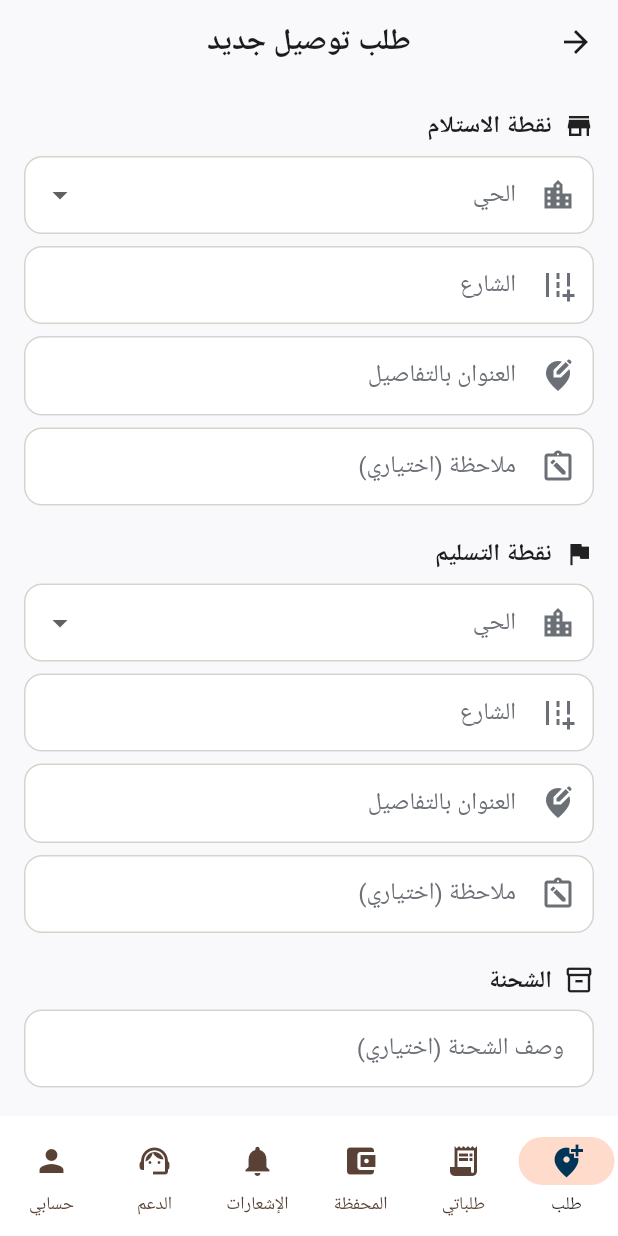
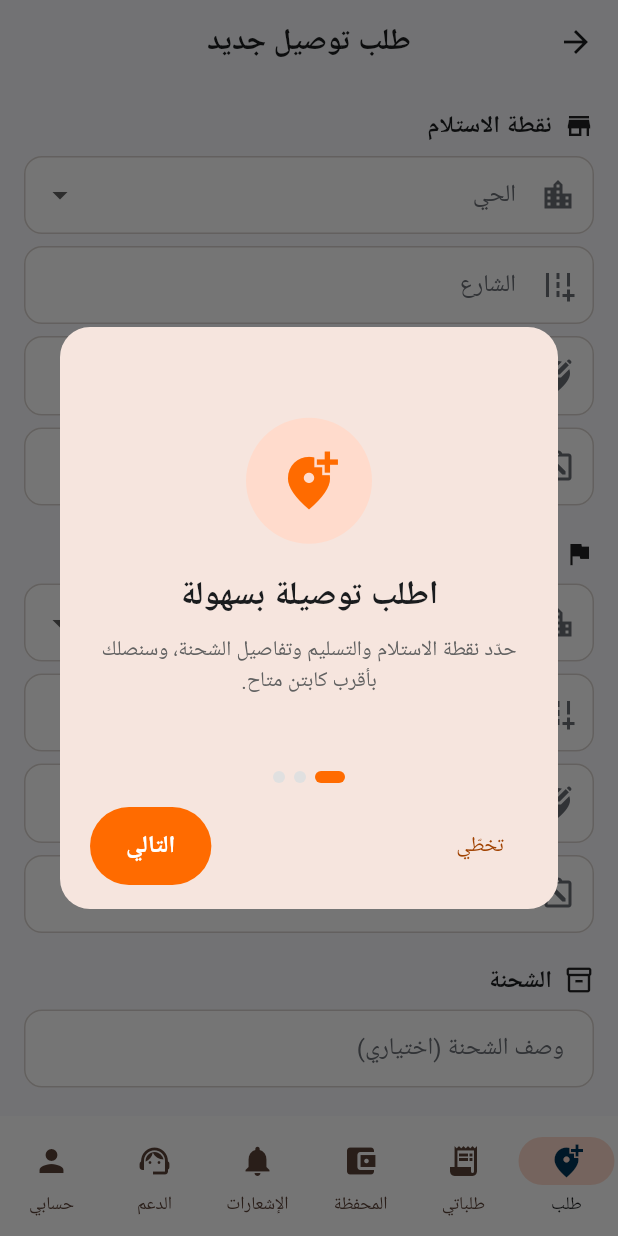
Before and after one commit to MohammedEmad333/Yalla, a Flutter app: the UserHome screen opened directly, on a phone screen of 412 x 824 dp. Run offline on Flutter 3.47's test engine with Material 3 defaults, Android fonts, the phone set to English and light mode, and no system bars; our stand-ins replace firebase_core, firebase_messaging, flutter_secure_storage, geolocator, google_fonts, image_picker and 1 more; accounts and stored records are empty; network calls fail; Roboto replaces fonts that are missing (Ibm Plex Sans Arabic).

Commit message:
feat(mobile): first-login feature walkthrough (Card 75)
Adds a versioned onboarding module shown once after a user's or captain's
first login. Each feature carries a version number and the highest seen
version is stored per-role on the device (via secure storage); first login
shows the full walkthrough, and after a release that adds higher-versioned
features only the new ones are shown — old features are not re-explained.
Hooked into UserHome and CaptainHome via a post-frame callback.

Co-Authored-By: Claude Opus 4.8 <noreply@anthropic.com>
Claude-Session: https://claude.ai/code/session_01CnQyox4rtMfh4mLU8rXfSf

```diff
--- a/mobile/lib/app/captain_home.dart
+++ b/mobile/lib/app/captain_home.dart
@@ -3,6 +3,7 @@
 import 'package:flutter/material.dart';
 
 import '../core/network/api_client.dart';
+import '../core/onboarding/onboarding.dart';
 import '../core/realtime/socket_service.dart';
 import '../features/captain/active_order_screen.dart';
 import '../features/captain/earnings_screen.dart';
@@ -27,6 +28,10 @@ class _CaptainHomeState extends State<CaptainHome> {
   void initState() {
     super.initState();
     widget.socket.connect(); // اتصال لحظي لاستقبال الطلبات المُسنَدة
+    // Card 75: شرح تعريفي لمرة واحدة (وبعد كل تحديث للميزات الجديدة فقط)
+    WidgetsBinding.instance.addPostFrameCallback((_) {
+      if (mounted) maybeShowOnboarding(context, 'captain');
+    });
   }
 
   @override
--- a/mobile/lib/app/user_home.dart
+++ b/mobile/lib/app/user_home.dart
@@ -3,6 +3,7 @@
 import 'package:flutter/material.dart';
 
 import '../core/network/api_client.dart';
+import '../core/onboarding/onboarding.dart';
 import '../core/realtime/socket_service.dart';
 import '../features/user/create_order_screen.dart';
 import '../features/user/my_orders_screen.dart';
@@ -28,6 +29,10 @@ class _UserHomeState extends State<UserHome> {
   void initState() {
     super.initState();
     widget.socket.connect(); // اتصال لحظي لاستقبال تحديثات الطلبات
+    // Card 75: شرح تعريفي لمرة واحدة (وبعد كل تحديث للميزات الجديدة فقط)
+    WidgetsBinding.instance.addPostFrameCallback((_) {
+      if (mounted) maybeShowOnboarding(context, 'user');
+    });
   }
 
   @override
--- /dev/null
+++ b/mobile/lib/core/onboarding/onboarding.dart
@@ -0,0 +1,239 @@
+// Card 75: شرح تعريفي للمميزات — يُعرض مرّة واحدة بعد أوّل دخول للحساب،
+// وبعد كل تحديث رسميّ يُعرض شرح الميزات الجديدة فقط دون إعادة شرح القديمة.
+//
+// الفكرة: لكلّ ميزة رقم إصدار (version) تصاعديّ. نخزّن محلّيًا (لكلّ دور) أعلى
+// إصدار شاهده المستخدم. عند فتح الشاشة الرئيسية نعرض الميزات ذات الإصدار الأعلى
+// من المخزَّن فقط: أوّل دخول (المخزَّن = 0) يعرض كلّ المميزات (جولة كاملة)، وبعد
+// إضافة ميزات بإصدار أعلى يعرض الجديد فقط. التخزين محلّي على الجهاز (بلا خادم).
+
+import 'package:flutter/material.dart';
+import 'package:flutter_secure_storage/flutter_secure_storage.dart';
+
+/// ميزة واحدة في الشرح التعريفي.
+class OnboardingFeature {
+  final int version; // رقم الإصدار الذي أُضيفت فيه الميزة (تصاعديّ)
+  final IconData icon;
+  final String title;
+  final String body;
+  const OnboardingFeature({
+    required this.version,
+    required this.icon,
+    required this.title,
+    required this.body,
+  });
+}
+
+/// مميزات تطبيق العميل (مرتّبة تصاعديًا حسب الإصدار).
+/// عند إطلاق تحديث رسميّ جديد أضِف ميزة بإصدار أعلى فتُعرض للجميع مرّة واحدة.
+const List<OnboardingFeature> userFeatures = [
+  OnboardingFeature(
+    version: 1,
+    icon: Icons.add_location_alt,
+    title: 'اطلب توصيلة بسهولة',
+    body: 'حدّد نقطة الاستلام والتسليم وتفاصيل الشحنة، وسنصلك بأقرب كابتن متاح.',
+  ),
+  OnboardingFeature(
+    version: 1,
+    icon: Icons.receipt_long,
+    title: 'تابع طلباتك لحظيًا',
+    body: 'شاهد حالة طلبك وموقع الكابتن مباشرةً، وتواصل معه عبر الدردشة أو الهاتف.',
+  ),
+  OnboardingFeature(
+    version: 1,
+    icon: Icons.account_balance_wallet,
+    title: 'محفظتك ورمز التسليم',
+    body: 'اشحن رصيدك بسهولة، وأعطِ الكابتن رمز التسليم عند الاستلام لتأكيد وصول شحنتك.',
+  ),
+];
+
+/// مميزات تطبيق الكابتن.
+const List<OnboardingFeature> captainFeatures = [
+  OnboardingFeature(
+    version: 1,
+    icon: Icons.delivery_dining,
+    title: 'استقبل الطلبات المُسنَدة',
+    body: 'ستصلك الطلبات القريبة فور إسنادها. اقبلها وابدأ التوصيل مباشرةً.',
+  ),
+  OnboardingFeature(
+    version: 1,
+    icon: Icons.price_check,
+    title: 'السعر ورمز التسليم',
+    body: 'أدخل السعر الحقيقي (لا يتجاوز السعر التقريبي)، واطلب رمز التسليم من العميل لتأكيد التسليم.',
+  ),
+  OnboardingFeature(
+    version: 1,
+    icon: Icons.account_balance_wallet,
+    title: 'أرباحك ومحفظتك',
+    body: 'تابع أرباحك الصافية واطلب سحب أموالك إلى محافظك الإلكترونية المحفوظة.',
+  ),
+];
+
+/// تخزين محلّي لأعلى إصدار شرح شاهده المستخدم (لكلّ دور).
+class OnboardingStorage {
+  final _storage = const FlutterSecureStorage();
+  String _key(String role) => 'yalla_onboarding_seen_$role';
+
+  /// أعلى إصدار شُوهد (0 إن لم يُشاهد شيء بعد — أوّل دخول).
+  Future<int> seenVersion(String role) async {
+    try {
+      final raw = await _storage.read(key: _key(role));
+      return int.tryParse(raw ?? '') ?? 0;
+    } catch (_) {
+      return 0;
+    }
+  }
+
+  Future<void> setSeenVersion(String role, int version) async {
+    try {
+      await _storage.write(key: _key(role), value: '$version');
+    } catch (_) {
+      // فشل التخزين لا يجب أن يعطّل التطبيق — أسوأ حالة: يُعاد العرض لاحقًا
+    }
+  }
+}
+
+/// قائمة المميزات لدورٍ معيّن.
+List<OnboardingFeature> featuresForRole(String role) =>
+    role == 'captain' ? captainFeatures : userFeatures;
+
+/// أعلى إصدار ميزة متوفّر لدورٍ معيّن.
+int latestVersionForRole(String role) {
+  final list = featuresForRole(role);
+  return list.isEmpty ? 0 : list.map((f) => f.version).reduce((a, b) => a > b ? a : b);
+}
+
+/// يعرض الشرح التعريفي إن وُجدت ميزات لم تُشاهَد بعد، ثم يحفظ أنّها شوهدت.
+/// آمن للاستدعاء عند فتح الشاشة الرئيسية؛ لا يفعل شيئًا إن لا جديد.
+Future<void> maybeShowOnboarding(BuildContext context, String role) async {
+  final storage = OnboardingStorage();
+  final seen = await storage.seenVersion(role);
+  final unseen = featuresForRole(role).where((f) => f.version > seen).toList();
+  if (unseen.isEmpty) return;
+  if (!context.mounted) return;
+
+  await showDialog<void>(
+    context: context,
+    barrierDismissible: false,
+    builder: (_) => OnboardingDialog(features: unseen),
+  );
+
+  await storage.setSeenVersion(role, latestVersionForRole(role));
+}
+
+/// نافذة الشرح التعريفي — عرض شرائح المميزات مع زرّ تالٍ/إنهاء.
+class OnboardingDialog extends StatefulWidget {
+  final List<OnboardingFeature> features;
+  const OnboardingDialog({super.key, required this.features});
+
+  @override
+  State<OnboardingDialog> createState() => _OnboardingDialogState();
+}
+
+class _OnboardingDialogState extends State<OnboardingDialog> {
+  final _controller = PageController();
+  int _page = 0;
+
+  @override
+  void dispose() {
+    _controller.dispose();
+    super.dispose();
+  }
+
+  bool get _isLast => _page >= widget.features.length - 1;
+
+  void _next() {
+    if (_isLast) {
+      Navigator.of(context).pop();
+    } else {
+      _controller.nextPage(
+        duration: const Duration(milliseconds: 250),
+        curve: Curves.easeOut,
+      );
+    }
+  }
+
+  @override
+  Widget build(BuildContext context) {
+    final theme = Theme.of(context);
+    return Dialog(
+      shape: RoundedRectangleBorder(borderRadius: BorderRadius.circular(20)),
+      child: Directionality(
+        textDirection: TextDirection.rtl,
+        child: Padding(
+          padding: const EdgeInsets.fromLTRB(20, 24, 20, 16),
+          child: Column(
+            mainAxisSize: MainAxisSize.min,
+            children: [
+              SizedBox(
+                height: 260,
+                child: PageView.builder(
+                  controller: _controller,
+                  itemCount: widget.features.length,
+                  onPageChanged: (i) => setState(() => _page = i),
+                  itemBuilder: (_, i) {
+                    final f = widget.features[i];
+                    return Column(
+                      mainAxisAlignment: MainAxisAlignment.center,
+                      children: [
+                        CircleAvatar(
+                          radius: 42,
+                          backgroundColor: theme.colorScheme.primaryContainer,
+                          child: Icon(f.icon, size: 42, color: theme.colorScheme.primary),
+                        ),
+                        const SizedBox(height: 20),
+                        Text(
+                          f.title,
+                          textAlign: TextAlign.center,
+                          style: theme.textTheme.titleLarge?.copyWith(fontWeight: FontWeight.bold),
+                        ),
+                        const SizedBox(height: 12),
+                        Text(
+                          f.body,
+                          textAlign: TextAlign.center,
+                          style: theme.textTheme.bodyMedium?.copyWith(color: Colors.grey[700]),
+                        ),
+                      ],
+                    );
+                  },
+                ),
+              ),
+              const SizedBox(height: 12),
+              // مؤشّرات الصفحات
+              Row(
+                mainAxisAlignment: MainAxisAlignment.center,
+                children: List.generate(widget.features.length, (i) {
+                  final active = i == _page;
+                  return AnimatedContainer(
+                    duration: const Duration(milliseconds: 200),
+                    margin: const EdgeInsets.symmetric(horizontal: 3),
+                    width: active ? 20 : 8,
+                    height: 8,
+                    decoration: BoxDecoration(
+                      color: active ? theme.colorScheme.primary : Colors.grey[300],
+                      borderRadius: BorderRadius.circular(4),
+                    ),
+                  );
+                }),
+              ),
+              const SizedBox(height: 16),
+              Row(
+                children: [
+                  if (!_isLast)
+                    TextButton(
+                      onPressed: () => Navigator.of(context).pop(),
+                      child: const Text('تخطّي'),
+                    ),
+                  const Spacer(),
+                  FilledButton(
+                    onPressed: _next,
+                    child: Text(_isLast ? 'ابدأ' : 'التالي'),
+                  ),
+                ],
+              ),
+            ],
+          ),
+        ),
+      ),
+    );
+  }
+}
```
